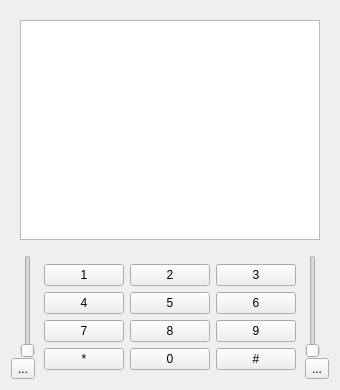
First picture: the form in sflphone_kdeview_base.ui, repository KDE/ring-kde, before the edit.
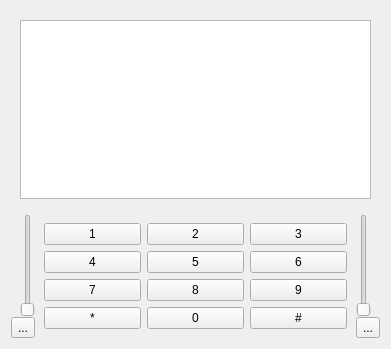
Second picture: the form after the edit. Icons and pictures are not drawn.

Diff of the .ui file:
```diff
--- a/sflphone_kdeview_base.ui
+++ b/sflphone_kdeview_base.ui
@@ -5,8 +5,8 @@
    <rect>
     <x>0</x>
     <y>0</y>
-    <width>310</width>
-    <height>390</height>
+    <width>391</width>
+    <height>349</height>
    </rect>
   </property>
   <property name="windowTitle" >
```
Left out of the diff: 152 changed lines with no effect on the pictures.
